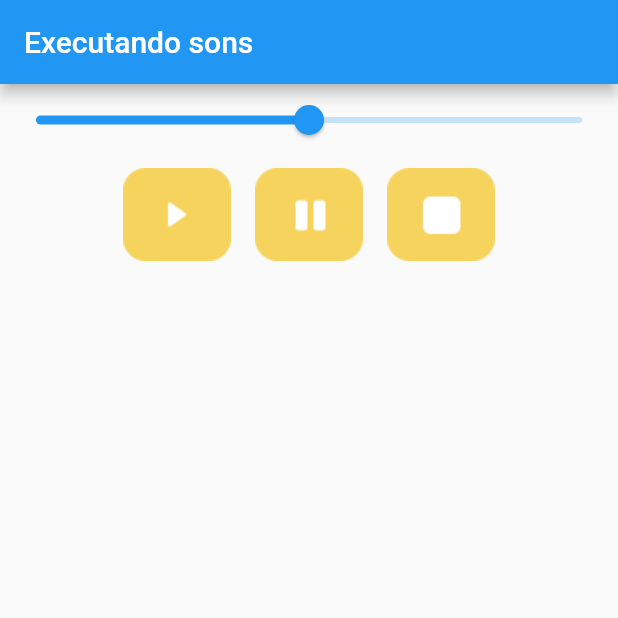
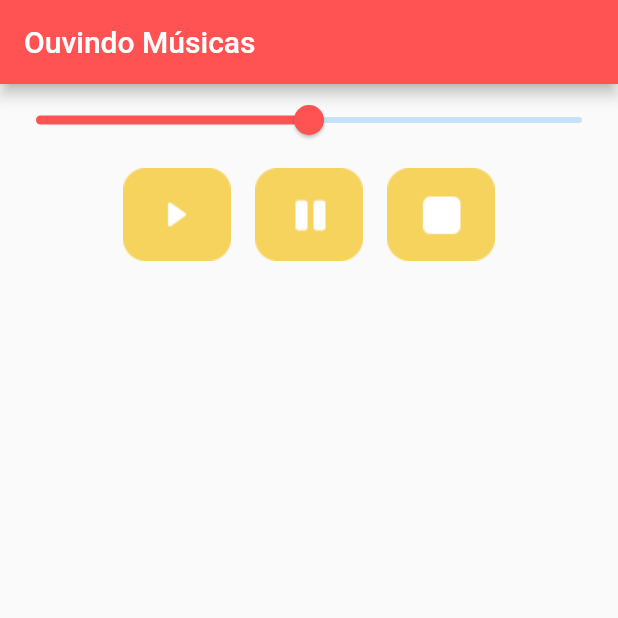
Before and after one commit to rcalves82/apps_flutter, a Flutter app: the screen it shows after launch, on a phone screen of 412 x 824 dp, the top half of it. Run offline on Flutter 3.47's test engine with Material 2 defaults, Android fonts, the phone set to English and light mode, and no system bars; our stand-ins replace audioplayers, date_format, shared_preferences, splashscreen, sqflite; accounts and stored records are empty.

Commit message:
alterando cor do app executando sons

```diff
--- a/executando_sons/lib/main.dart
+++ b/executando_sons/lib/main.dart
@@ -64,7 +64,7 @@ class _HomeState extends State<Home> {
   Widget build(BuildContext context) {
 
     return Scaffold(
-      appBar: AppBar(title: Text("Executando sons"),),
+      appBar: AppBar(title: Text("Ouvindo Músicas"), backgroundColor: Colors.redAccent,),
       body: Column(
         children: [
           //Criando barra de volume
@@ -72,6 +72,7 @@ class _HomeState extends State<Home> {
               value: volume,
               min: 0,
               max: 1,
+              activeColor: Colors.redAccent,
               // divisions: 10,
               onChanged: (novoVolume) {
                   setState(() {
```
